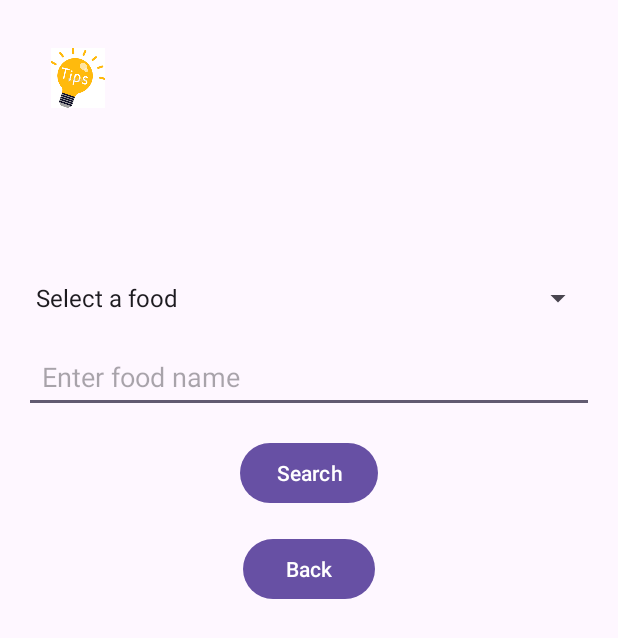
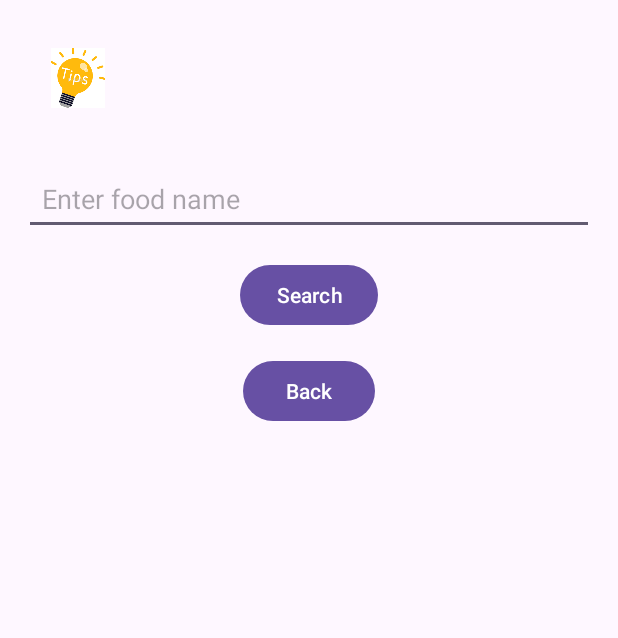
Before and after one commit to CS5520Summer2024Feinberg/final-project-finalproject-group6, an Android app: the SearchFoodActivity screen opened directly, with no data from a screen before it, after a tap on "Search", on a phone screen of 412 x 824 dp. Shown: the top 638 px of the screen. Run offline under Robolectric (Android 15) with nearby library versions, the light colour scheme and no system bars; our stand-ins replace Volley.

Commit message:
Incorporated autocomplete feature inside search_food activity

```diff
--- a/app/src/main/java/edu/northeastern/numad24su_group6/SearchFoodActivity.java
+++ b/app/src/main/java/edu/northeastern/numad24su_group6/SearchFoodActivity.java
@@ -6,6 +6,7 @@ import android.util.Log;
 import android.view.View;
 import android.widget.AdapterView;
 import android.widget.ArrayAdapter;
+import android.widget.AutoCompleteTextView;
 import android.widget.Button;
 import android.widget.EditText;
 import android.widget.ImageView;
@@ -34,10 +35,9 @@ import java.util.Map;
 
 public class SearchFoodActivity extends AppCompatActivity {
 
-    private EditText etFoodName;
+    private AutoCompleteTextView etFoodName;
     private Button btnSearch, btnBack;
     private TextView tvPrompt;
-    private Spinner spinnerFoodList;
     private ImageView ivHintIcon;
     private String username;
     private String userId;
@@ -63,45 +63,32 @@ public class SearchFoodActivity extends AppCompatActivity {
     }};
 
     @Override
-    protected void onCreate(@Nullable Bundle savedInstanceState) {
+    protected void onCreate(Bundle savedInstanceState) {
         super.onCreate(savedInstanceState);
         setContentView(R.layout.activity_search_food);
 
+        // Initializing AutoCompleteTextView
+        etFoodName = findViewById(R.id.etFoodName);
+
+        // Setup the adapter with food suggestions
+        String[] foodSuggestions = {"Apple", "Banana", "Chicken", "Date", "Egg", "Fish"};
+        ArrayAdapter<String> adapter = new ArrayAdapter<>(this,
+                android.R.layout.simple_dropdown_item_1line, foodSuggestions);
+        etFoodName.setAdapter(adapter);
+        etFoodName.setThreshold(1);  // Start suggesting from the first character
+
         userId = getIntent().getStringExtra("userId");
-
-        etFoodName = findViewById(R.id.etFoodName);
         btnSearch = findViewById(R.id.btnSearch);
         btnBack = findViewById(R.id.btnBack);
         tvPrompt = findViewById(R.id.tvPrompt);
         ivHintIcon = findViewById(R.id.ivHintIcon);
-        spinnerFoodList = findViewById(R.id.spinnerFoodList);
-
-        // Initialize Spinner with food items
-        String[] foodItems = {"Select a food", "egg", "coffee", "chicken", "beef", "pizza", "bread", "milk"};
-        ArrayAdapter<String> adapter = new ArrayAdapter<>(this, android.R.layout.simple_spinner_item, foodItems);
-        adapter.setDropDownViewResource(android.R.layout.simple_spinner_dropdown_item);
-        spinnerFoodList.setAdapter(adapter);
-
-        spinnerFoodList.setOnItemSelectedListener(new AdapterView.OnItemSelectedListener() {
-            @Override
-            public void onItemSelected(AdapterView<?> parent, View view, int position, long id) {
-                if (position != 0) {
-                    etFoodName.setText(parent.getItemAtPosition(position).toString());
-                }
-            }
-
-            @Override
-            public void onNothingSelected(AdapterView<?> parent) {
-                // Do nothing
-            }
-        });
 
         btnSearch.setOnClickListener(v -> {
             String foodName = etFoodName.getText().toString();
             if (!foodName.isEmpty()) {
                 searchFoodInfo(foodName);
             } else {
-                Toast.makeText(this, "Please enter a food name or select one from the list.", Toast.LENGTH_SHORT).show();
+                Toast.makeText(this, "Please enter a food name.", Toast.LENGTH_SHORT).show();
             }
         });
 
--- a/app/src/main/res/layout/activity_search_food.xml
+++ b/app/src/main/res/layout/activity_search_food.xml
@@ -1,4 +1,3 @@
-<?xml version="1.0" encoding="utf-8"?>
 <RelativeLayout xmlns:android="http://schemas.android.com/apk/res/android"
     xmlns:app="http://schemas.android.com/apk/res-auto"
     xmlns:tools="http://schemas.android.com/tools"
@@ -29,22 +28,15 @@
         android:layout_marginStart="8dp"
         android:layout_marginEnd="16dp" />
 
-    <Spinner
-        android:id="@+id/spinnerFoodList"
-        android:layout_width="match_parent"
-        android:layout_height="wrap_content"
-        android:layout_below="@id/tvPrompt"
-        android:layout_marginTop="-621dp" />
-
-    <EditText
+    <AutoCompleteTextView
         android:id="@+id/etFoodName"
         android:layout_width="match_parent"
         android:layout_height="wrap_content"
+        android:layout_alignParentTop="true"
+        android:layout_marginTop="92dp"
         android:hint="Enter food name"
         android:padding="12dp"
-        android:textColor="#000000"
-        android:layout_below="@id/spinnerFoodList"
-        android:layout_marginTop="16dp" />
+        android:textColor="#000000" />
 
     <Button
         android:id="@+id/btnSearch"
```
